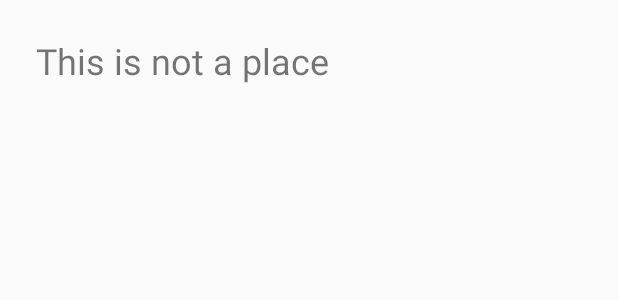
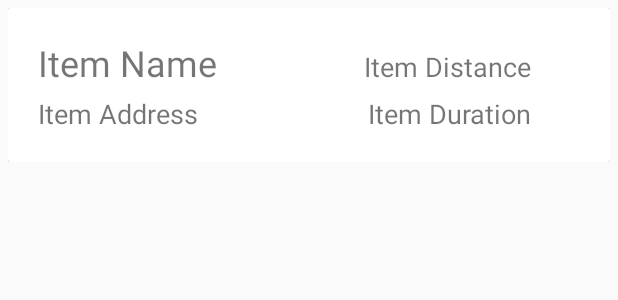
Before and after one commit to kwxza/DineIN, an Android app: the layout nearby_list_item.xml on its own in the app's theme, with its tools: preview values and no code run, on a phone screen of 412 x 824 dp. Shown: the top 300 px of the screen. Run offline under Robolectric (Android 15) with nearby library versions, the phone set to English and light mode, and no system bars.

Commit message:
List updating is fixed now to be stable. CardView implemented for displaying the list items and now address, distance and duration information are visible to the user.

```diff
--- a/app/build.gradle
+++ b/app/build.gradle
@@ -32,5 +32,6 @@ dependencies {
     implementation 'com.google.android.gms:play-services-location:17.0.0'
     implementation 'com.android.volley:volley:1.1.1'
     implementation 'androidx.recyclerview:recyclerview:1.1.0'
+    implementation 'androidx.cardview:cardview:1.0.0'
 //    implementation 'com.sothree.slidinguppanel:library:3.4.0'
 }
--- a/app/src/main/res/layout/activity_main.xml
+++ b/app/src/main/res/layout/activity_main.xml
@@ -20,6 +20,8 @@
         android:id="@+id/nearby_list_view"
         android:layout_width="match_parent"
         android:layout_height="0dp"
-        android:layout_weight="60" />
+        android:layout_weight="60"
+        android:background="@color/colorPrimary"
+        />
 
 </LinearLayout>
--- a/app/src/main/res/layout/nearby_list_item.xml
+++ b/app/src/main/res/layout/nearby_list_item.xml
@@ -1,15 +1,73 @@
 <?xml version="1.0" encoding="utf-8"?>
-<RelativeLayout xmlns:android="http://schemas.android.com/apk/res/android"
+<RelativeLayout
+    xmlns:android="http://schemas.android.com/apk/res/android"
+    xmlns:app="http://schemas.android.com/apk/res-auto"
+    android:layout_height="wrap_content"
     android:layout_width="match_parent"
-    android:layout_height="wrap_content"
+    android:padding="5dp"
     android:id="@+id/list_item">
 
-    <TextView
+    <androidx.cardview.widget.CardView
         android:layout_width="match_parent"
-        android:layout_height="wrap_content"
-        android:id="@+id/list_item_name"
-        android:text="This is not a place"
-        android:padding="24dp"
-        android:textSize="24dp"/>
+        android:layout_height="wrap_content">
+
+        <LinearLayout
+            android:layout_width="match_parent"
+            android:layout_height="match_parent"
+            android:orientation="vertical"
+            android:padding="20dp"
+            android:weightSum="100">
+
+            <LinearLayout
+                android:layout_width="match_parent"
+                android:layout_height="0dp"
+                android:orientation="horizontal"
+                android:layout_weight="50"
+                android:layout_marginBottom="5dp">
+
+                <TextView
+                    android:id="@+id/list_item_name"
+                    android:layout_width="217dp"
+                    android:layout_height="wrap_content"
+                    android:text="Item Name"
+                    android:textSize="24dp" />
+
+                <TextView
+                    android:id="@+id/list_item_distance"
+                    android:layout_width="wrap_content"
+                    android:layout_height="wrap_content"
+                    android:text="Item Distance"
+                    android:textSize="18dp" />
+
+            </LinearLayout>
+
+            <LinearLayout
+                android:layout_width="match_parent"
+                android:layout_height="0dp"
+                android:orientation="horizontal"
+                android:layout_weight="50">
+
+                <TextView
+                    android:id="@+id/list_item_address"
+                    android:layout_width="220dp"
+                    android:layout_height="wrap_content"
+                    android:layout_gravity="start"
+                    android:text="Item Address"
+                    android:textSize="18dp" />
+
+                <TextView
+                    android:id="@+id/list_item_duration"
+                    android:layout_width="wrap_content"
+                    android:layout_height="wrap_content"
+                    android:layout_gravity="end"
+                    android:text="Item Duration"
+                    android:textSize="18dp" />
+
+            </LinearLayout>
+
+        </LinearLayout>
+
+    </androidx.cardview.widget.CardView>
+
 
 </RelativeLayout>
--- a/app/src/main/res/values/styles.xml
+++ b/app/src/main/res/values/styles.xml
@@ -1,7 +1,7 @@
 <resources>
 
     <!-- Base application theme. -->
-    <style name="AppTheme" parent="Theme.AppCompat.Light.DarkActionBar">
+    <style name="AppTheme" parent="Theme.AppCompat.Light.NoActionBar">
         <!-- Customize your theme here. -->
         <item name="colorPrimary">@color/colorPrimary</item>
         <item name="colorPrimaryDark">@color/colorPrimaryDark</item>
```
Also changed, not shown: app/src/main/java/com/dinein/dinein/MainActivity.java (+9 -11 lines), app/src/main/java/com/dinein/dinein/NearbyListViewAdapter.java (+22 -13 lines), app/src/main/java/com/dinein/dinein/NearbyPlaces.java (+18 -25 lines), app/src/main/res/layout/list_view_layout.xml (added, +56 -0 lines).
